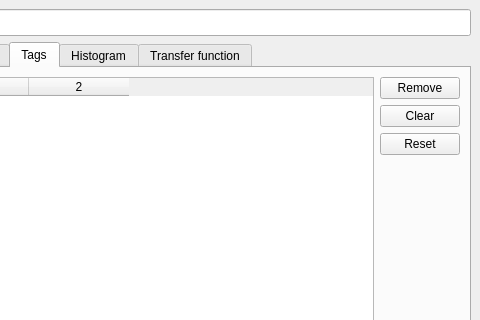
ploki/darkflow, file ui/visualization.ui: the form before one commit; both pictures show x 291 to 771 and y 0 to 320 of the 771 by 754 pixel window.
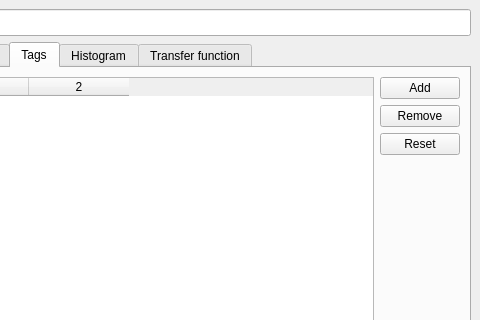
The form after the commit. The open tabs and pages were chosen to show the change.

Diff of the .ui file:
```diff
--- a/ui/visualization.ui
+++ b/ui/visualization.ui
@@ -459,21 +459,21 @@
             <item>
              <layout class="QVBoxLayout" name="verticalLayout_5">
               <item>
-               <widget class="QPushButton" name="button_remove">
+               <widget class="QPushButton" name="tag_buttonAdd">
+                <property name="text">
+                 <string>Add</string>
+                </property>
+               </widget>
+              </item>
+              <item>
+               <widget class="QPushButton" name="tag_buttonRemove">
                 <property name="text">
                  <string>Remove</string>
                 </property>
                </widget>
               </item>
               <item>
-               <widget class="QPushButton" name="button_clear">
-                <property name="text">
-                 <string>Clear</string>
-                </property>
-               </widget>
-              </item>
-              <item>
-               <widget class="QPushButton" name="button_reset">
+               <widget class="QPushButton" name="tag_buttonReset">
                 <property name="text">
                  <string>Reset</string>
                 </property>
```
Left out of the diff: 51 changed lines with no effect on the pictures.
